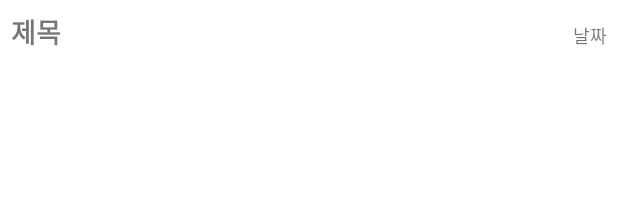
After one commit to ParkJong-Hun/GoogleMap-Upload-Memory, an Android app: the layout post_list_component.xml on its own in the app's theme, with its tools: preview values and no code run, on a phone screen of 412 x 824 dp. The commit adds this screen. Shown: the top 209 px of the screen. Run offline under Robolectric (Android 15) with nearby library versions, the phone set to English and light mode, and no system bars.

Commit message:
2021/05/29 10:36

```diff
--- a/app/src/main/AndroidManifest.xml
+++ b/app/src/main/AndroidManifest.xml
@@ -51,6 +51,7 @@
         <activity android:name=".MapActivity" android:label="내지도"></activity>
         <activity android:name=".PostingActivity" android:label="게시글 작성"></activity>
         <activity android:name=".PostActivity" android:label="게시글"></activity>
+        <activity android:name=".PostListActivity" android:label="목록으로 보기"></activity>
     </application>
 
 </manifest>
--- a/app/src/main/java/pjh/mjc/project_gimal_2017081066/UserDBHelper.java
+++ b/app/src/main/java/pjh/mjc/project_gimal_2017081066/DBHelper.java
@@ -4,8 +4,8 @@ import android.content.Context;
 import android.database.sqlite.SQLiteDatabase;
 import android.database.sqlite.SQLiteOpenHelper;
 
-public class UserDBHelper extends SQLiteOpenHelper {
-    public UserDBHelper(Context context) { super(context, "gimalDB", null, 1); }
+public class DBHelper extends SQLiteOpenHelper {
+    public DBHelper(Context context) { super(context, "gimalDB", null, 1); }
 
     @Override
     public void onCreate(SQLiteDatabase db) {
--- a/app/src/main/java/pjh/mjc/project_gimal_2017081066/LoginActivity.java
+++ b/app/src/main/java/pjh/mjc/project_gimal_2017081066/LoginActivity.java
@@ -19,7 +19,7 @@ public class LoginActivity extends AppCompatActivity {
     //선언
     EditText id, password;
     Button userCreateButton, loginButton;
-    UserDBHelper dbHelper;
+    DBHelper dbHelper;
     SQLiteDatabase db;
 
     @Override
@@ -32,8 +32,9 @@ public class LoginActivity extends AppCompatActivity {
         password = (EditText)findViewById(R.id.pw);
         userCreateButton = (Button)findViewById(R.id.user_create);
         loginButton = (Button)findViewById(R.id.login);
-        dbHelper = new UserDBHelper(this);
+        dbHelper = new DBHelper(this);
 
+        //외부 저장소에서 이미지 읽기 권한 요청
         if (ActivityCompat.checkSelfPermission(this, android.Manifest.permission.READ_EXTERNAL_STORAGE) != PackageManager.PERMISSION_GRANTED) {
             ActivityCompat.requestPermissions(this, new String[]{Manifest.permission.READ_EXTERNAL_STORAGE}, MODE_PRIVATE);
         }
--- /dev/null
+++ b/app/src/main/res/layout/post_list_component.xml
@@ -0,0 +1,24 @@
+<?xml version="1.0" encoding="utf-8"?>
+<LinearLayout xmlns:android="http://schemas.android.com/apk/res/android"
+    android:layout_width="match_parent"
+    android:layout_height="wrap_content"
+    android:padding="7dp">
+    <TextView
+        android:id="@+id/post_list_component_title"
+        android:layout_width="wrap_content"
+        android:layout_height="wrap_content"
+        android:text="제목"
+        android:textSize="18dp"
+        android:textStyle="bold"/>
+    <View
+        android:layout_width="0dp"
+        android:layout_height="0dp"
+        android:layout_weight="1"/>
+    <TextView
+        android:id="@+id/post_list_component_date"
+        android:layout_width="wrap_content"
+        android:layout_height="wrap_content"
+        android:text="날짜"
+        android:textSize="12dp"
+        android:gravity="end"/>
+</LinearLayout>
```
Also changed, not shown: app/src/main/java/pjh/mjc/project_gimal_2017081066/MapActivity.java (+7 -7 lines), app/src/main/java/pjh/mjc/project_gimal_2017081066/PostActivity.java (+1 -6 lines), app/src/main/java/pjh/mjc/project_gimal_2017081066/PostListActivity.java (+62 -0 lines), app/src/main/java/pjh/mjc/project_gimal_2017081066/PostListAdapter.java (added, +55 -0 lines), app/src/main/java/pjh/mjc/project_gimal_2017081066/UserCreateActivity.java (+2 -5 lines).
